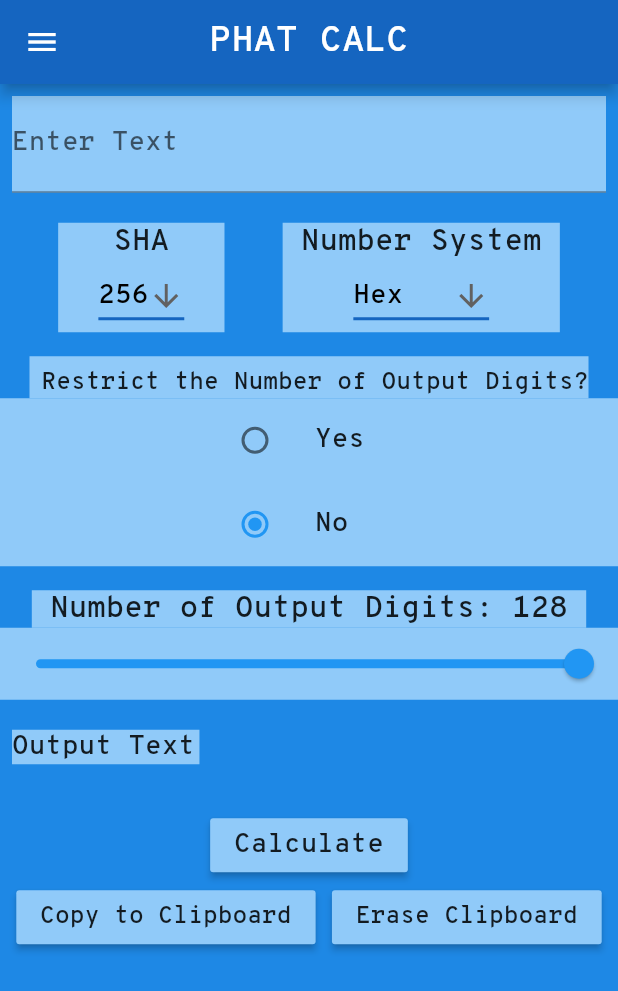
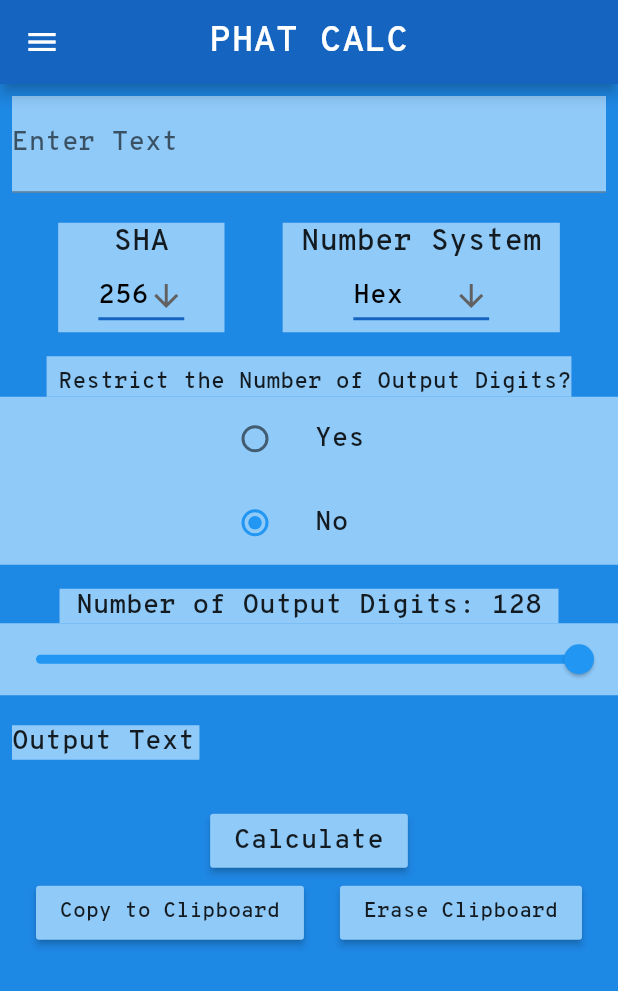
Before and after one commit to lowcam/PHAT-Flutter-GUI, a Flutter app: the screen it shows after launch, on a phone screen of 412 x 824 dp. Shown: the top 991 px of the screen. Run offline on Flutter 3.47's test engine with Material 2 defaults, Android fonts, the phone set to English and light mode, and no system bars; our stand-ins replace convert; missing offline and left inert: fast_base58.

Commit message:
v 1.0.0+1
made main window scrollable, also made so 720p ohone would be usable, originally used 1080p phone

```diff
--- a/phat_flutter_gui/lib/main.dart
+++ b/phat_flutter_gui/lib/main.dart
@@ -95,12 +95,13 @@ class _PHATState extends State<PHAT> {
             padding: const EdgeInsets.all(25.0),
             child: Text(
                 'PHAT CALC Copyright (C) 2020 Lorne Cammack The purpose of this tool is to let an individual enter text and have a hashed output to use as the password to a site or program. The program will hash the input in SHA 256, 384, or 512 and then put output in hexadecimal, Base64, or Base58 numbering systems. The number of digits in the ouput is selectable in case a site can only have a certain number of digits in a password. The output can be copied to the clipboard so it can be pasted into the program or site and the clipboard can be cleared so that the password text does not remain there. This program comes with ABSOLUTELY NO WARRANTY; This is free software, and you are welcome to redistribute it under certain conditions. See https://www.gnu.org/licenses/ for more details. Icons made by srip from www.flaticon.com.',
-              style: TextStyle(fontFamily: 'OverpassMono',fontSize: 14,fontWeight: FontWeight.bold),
+              style: TextStyle(fontFamily: 'OverpassMono',fontSize: 13,fontWeight: FontWeight.bold),
             ),
           ),
 
         ),
-    body: Form(
+    body: SingleChildScrollView(
+      child: Form(
           key: _formKey,
           child: Column(
             crossAxisAlignment: CrossAxisAlignment.start,
@@ -212,7 +213,7 @@ class _PHATState extends State<PHAT> {
                       padding: const EdgeInsets.fromLTRB(8.0, 8.0, 0.0, 0.0),
                       child: Text (
                           'Restrict the Number of Output Digits?',
-                      style: TextStyle(fontFamily: 'OverpassMono',fontSize: 16, fontWeight: FontWeight.bold),
+                        style: TextStyle(fontFamily: 'OverpassMono',fontSize: 15, fontWeight: FontWeight.bold),
                       ),
                     ),
                   ),
@@ -272,7 +273,7 @@ class _PHATState extends State<PHAT> {
 
                       Text(
                           ' Number of Output Digits: $printValue ',
-                      style: TextStyle(fontFamily: 'OverpassMono',fontSize: 20, fontWeight: FontWeight.bold),
+                        style: TextStyle(fontFamily: 'OverpassMono',fontSize: 18, fontWeight: FontWeight.bold),
                       ),
                   ),
                 ],
@@ -340,7 +341,7 @@ class _PHATState extends State<PHAT> {
                         color: Colors.blue[200],
                         child: Text(
                             'Copy to Clipboard',
-                        style: TextStyle(fontFamily: 'OverpassMono',fontWeight: FontWeight.bold,fontSize: 16),
+                          style: TextStyle(fontFamily: 'OverpassMono',fontWeight: FontWeight.bold,fontSize: 14),
                         ),
                         onPressed: () {
                           //Clipboard.setData(ClipboardData(text: quote));
@@ -355,7 +356,7 @@ class _PHATState extends State<PHAT> {
                         color: Colors.blue[200],
                         child: Text(
                             'Erase Clipboard',
-                        style: TextStyle(fontFamily: 'OverpassMono',fontWeight: FontWeight.bold,fontSize: 16),
+                          style: TextStyle(fontFamily: 'OverpassMono',fontWeight: FontWeight.bold,fontSize: 14),
                         ),
                         onPressed: () {
                           //Clipboard.setData(ClipboardData(text: quote));
@@ -374,6 +375,7 @@ class _PHATState extends State<PHAT> {
 
             ],
           ),
+        ),
     )
     );
   }
--- a/phat_flutter_gui/pubspec.yaml
+++ b/phat_flutter_gui/pubspec.yaml
@@ -10,8 +10,12 @@ description: PHAT (Password Hashing Algorithm Tool) Calculator programmed in Flu
 #  will be selectable in case a site can only have a certain number of digits
 #  in a password. THe last step will be for the output to be copied to the
 #  clipboard so if can be pasted into the program or site.
+#
+# version 1.0.0: initial release
+# version 1.0.0+1: Updated to have main window scrollable and programmed for 720p phone
+#    instead of a 1080p phone for more compatibility with phones.
 
-version: 1.0.0
+version: 1.0.0+1
 
 environment:
   sdk: ">=2.1.0 <3.0.0"
```
Lines whose indentation alone changed are shown as unchanged.
